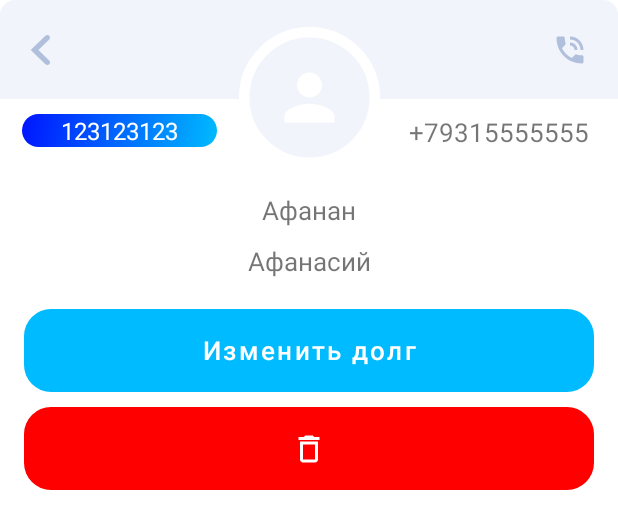
After one commit to VioladiN/Debtor, an Android app: the layout bottom_sheet_info_person_fragment.xml on its own in the app's theme, with its tools: preview values and no code run, on a phone screen of 412 x 824 dp. The commit adds this screen. Shown: the top 529 px of the screen. Run offline under Robolectric (Android 15) with nearby library versions, the phone set to English and light mode, and no system bars.

Commit message:
create changing debt of person

```diff
--- a/app/src/main/java/com/violadin/debtorpit/database/dao/PersonDao.kt
+++ b/app/src/main/java/com/violadin/debtorpit/database/dao/PersonDao.kt
@@ -26,6 +26,6 @@ interface PersonDao {
     @Query("SELECT * FROM persons WHERE id = :id")
     fun findById(id: Int): Person
 
-    @Query("UPDATE persons SET debt = :debt WHERE first_name LIKE :first AND last_name LIKE :last")
-    fun updatePerson(first: String, last: String, debt: Double)
+    @Query("UPDATE persons SET debt = :debt WHERE id = :id")
+    fun updatePerson(id: Int, debt: Double)
 }
--- a/app/src/main/java/com/violadin/debtorpit/domain/model/Person.kt
+++ b/app/src/main/java/com/violadin/debtorpit/domain/model/Person.kt
@@ -3,6 +3,7 @@ package com.violadin.debtorpit.domain.model
 import androidx.room.ColumnInfo
 import androidx.room.Entity
 import androidx.room.PrimaryKey
+import java.io.Serializable
 
 @Entity(tableName = "persons")
 data class Person(
@@ -10,4 +11,4 @@ data class Person(
     @ColumnInfo(name = "first_name") val firstName: String?,
     @ColumnInfo(name = "last_name") val lastName: String?,
     @ColumnInfo(name = "debt") val debt: Double?
-)
+): Serializable
--- /dev/null
+++ b/app/src/main/res/drawable/background_circle.xml
@@ -0,0 +1,11 @@
+<vector xmlns:android="http://schemas.android.com/apk/res/android"
+    android:width="81dp"
+    android:height="81dp"
+    android:viewportWidth="81"
+    android:viewportHeight="81">
+    <path
+        android:pathData="M40.5,3L40.5,3A37.5,37.5 0,0 1,78 40.5L78,40.5A37.5,37.5 0,0 1,40.5 78L40.5,78A37.5,37.5 0,0 1,3 40.5L3,40.5A37.5,37.5 0,0 1,40.5 3z"
+        android:strokeWidth="6"
+        android:fillColor="#F1F4FA"
+        android:strokeColor="#ffffff"/>
+</vector>
--- /dev/null
+++ b/app/src/main/res/drawable/ic_phone.xml
@@ -0,0 +1,10 @@
+<vector xmlns:android="http://schemas.android.com/apk/res/android"
+    android:width="24dp"
+    android:height="24dp"
+    android:viewportWidth="24"
+    android:viewportHeight="24"
+    android:tint="#B0BFDC">
+  <path
+      android:fillColor="#B0BFDC"
+      android:pathData="M20,15.5c-1.25,0 -2.45,-0.2 -3.57,-0.57 -0.35,-0.11 -0.74,-0.03 -1.02,0.24l-2.2,2.2c-2.83,-1.44 -5.15,-3.75 -6.59,-6.59l2.2,-2.21c0.28,-0.26 0.36,-0.65 0.25,-1C8.7,6.45 8.5,5.25 8.5,4c0,-0.55 -0.45,-1 -1,-1L4,3c-0.55,0 -1,0.45 -1,1 0,9.39 7.61,17 17,17 0.55,0 1,-0.45 1,-1v-3.5c0,-0.55 -0.45,-1 -1,-1zM19,12h2c0,-4.97 -4.03,-9 -9,-9v2c3.87,0 7,3.13 7,7zM15,12h2c0,-2.76 -2.24,-5 -5,-5v2c1.66,0 3,1.34 3,3z"/>
+</vector>
--- /dev/null
+++ b/app/src/main/res/drawable/ic_trash.xml
@@ -0,0 +1,10 @@
+<vector xmlns:android="http://schemas.android.com/apk/res/android"
+    android:width="24dp"
+    android:height="24dp"
+    android:viewportWidth="24"
+    android:viewportHeight="24"
+    android:tint="@color/white">
+  <path
+      android:fillColor="@color/white"
+      android:pathData="M6,19c0,1.1 0.9,2 2,2h8c1.1,0 2,-0.9 2,-2L18,7L6,7v12zM8,9h8v10L8,19L8,9zM15.5,4l-1,-1h-5l-1,1L5,4v2h14L19,4z"/>
+</vector>
--- a/app/src/main/res/layout/bottom_sheet_create_debtor_fragment.xml
+++ b/app/src/main/res/layout/bottom_sheet_create_debtor_fragment.xml
@@ -9,7 +9,7 @@
 
     <include
         android:id="@+id/header"
-        layout="@layout/bottom_sheet_header"
+        layout="@layout/bottom_sheet_header_add_person"
         app:layout_constraintTop_toTopOf="parent"/>
 
     <EditText
--- a/app/src/main/res/layout/bottom_sheet_header.xml
+++ b/app/src/main/res/layout/bottom_sheet_header_add_person.xml
@@ -1,5 +1,6 @@
 <?xml version="1.0" encoding="utf-8"?>
-<androidx.constraintlayout.widget.ConstraintLayout xmlns:android="http://schemas.android.com/apk/res/android"
+<androidx.constraintlayout.widget.ConstraintLayout
+    xmlns:android="http://schemas.android.com/apk/res/android"
     android:layout_width="match_parent"
     android:layout_height="66dp"
     xmlns:app="http://schemas.android.com/apk/res-auto">
--- /dev/null
+++ b/app/src/main/res/layout/bottom_sheet_header_info_person.xml
@@ -0,0 +1,32 @@
+<?xml version="1.0" encoding="utf-8"?>
+<androidx.constraintlayout.widget.ConstraintLayout
+    xmlns:android="http://schemas.android.com/apk/res/android"
+    xmlns:app="http://schemas.android.com/apk/res-auto"
+    android:layout_width="match_parent"
+    android:layout_height="66dp"
+    android:background="@drawable/background_bottom_sheet_fragment"
+    android:backgroundTint="@color/gray_base">
+
+    <ImageButton
+        android:id="@+id/button_cancel"
+        android:layout_width="wrap_content"
+        android:layout_height="wrap_content"
+        android:padding="20dp"
+        android:background="@android:color/transparent"
+        app:srcCompat="@drawable/ic_arrow_left"
+        app:layout_constraintStart_toStartOf="parent"
+        app:layout_constraintTop_toTopOf="parent"
+        app:layout_constraintBottom_toBottomOf="parent" />
+
+    <ImageView
+        android:id="@+id/call_person"
+        android:layout_width="wrap_content"
+        android:layout_height="wrap_content"
+        android:padding="20dp"
+        android:background="@android:color/transparent"
+        app:srcCompat="@drawable/ic_phone"
+        app:layout_constraintEnd_toEndOf="parent"
+        app:layout_constraintTop_toTopOf="parent"
+        app:layout_constraintBottom_toBottomOf="parent" />
+
+</androidx.constraintlayout.widget.ConstraintLayout>
--- /dev/null
+++ b/app/src/main/res/layout/bottom_sheet_info_person_fragment.xml
@@ -0,0 +1,98 @@
+<?xml version="1.0" encoding="utf-8"?>
+<androidx.constraintlayout.widget.ConstraintLayout
+    xmlns:android="http://schemas.android.com/apk/res/android"
+    android:layout_width="match_parent"
+    android:layout_height="wrap_content"
+    xmlns:app="http://schemas.android.com/apk/res-auto"
+    android:minHeight="400dp">
+
+    <include
+        android:id="@+id/header"
+        layout="@layout/bottom_sheet_header_info_person"
+        app:layout_constraintTop_toTopOf="parent"/>
+
+    <TextView
+        android:id="@+id/debt_count"
+        android:layout_height="wrap_content"
+        android:layout_width="wrap_content"
+        android:background="@drawable/background_30dp_rectangle"
+        android:gravity="center"
+        android:textColor="@color/white"
+        android:text="123123123"
+        android:textSize="16sp"
+        android:paddingHorizontal="26dp"
+        android:layout_marginTop="10dp"
+        app:layout_constraintStart_toStartOf="parent"
+        app:layout_constraintEnd_toStartOf="@id/image_of_person"
+        app:layout_constraintTop_toBottomOf="@id/header"/>
+
+    <TextView
+        android:id="@+id/phone_text"
+        android:text="+79315555555"
+        android:textSize="17sp"
+        android:layout_marginTop="10dp"
+        android:layout_width="wrap_content"
+        android:layout_height="wrap_content"
+        app:layout_constraintEnd_toEndOf="parent"
+        app:layout_constraintStart_toEndOf="@id/image_of_person"
+        app:layout_constraintTop_toBottomOf="@id/header"/>
+
+    <TextView
+        android:id="@+id/first_name_text"
+        android:text="Афанан"
+        android:textSize="17sp"
+        android:layout_marginTop="16dp"
+        android:layout_width="wrap_content"
+        android:layout_height="wrap_content"
+        app:layout_constraintStart_toStartOf="parent"
+        app:layout_constraintEnd_toEndOf="parent"
+        app:layout_constraintTop_toBottomOf="@id/image_of_person"/>
+
+    <TextView
+        android:id="@+id/last_name_text"
+        android:text="Афанасий"
+        android:textSize="17sp"
+        android:layout_width="wrap_content"
+        android:layout_height="wrap_content"
+        android:layout_marginTop="10dp"
+        app:layout_constraintTop_toBottomOf="@id/first_name_text"
+        app:layout_constraintStart_toStartOf="parent"
+        app:layout_constraintEnd_toEndOf="parent"/>
+
+    <Button
+        android:id="@+id/edit_debt_button"
+        style="@style/ButtonMainStyle.BlueButton"
+        android:text="@string/edit_debt"
+        android:layout_marginTop="20dp"
+        android:textAllCaps="false"
+        android:textSize="17sp"
+        android:stateListAnimator="@null"
+        app:layout_constraintStart_toStartOf="parent"
+        app:layout_constraintEnd_toEndOf="parent"
+        app:layout_constraintTop_toBottomOf="@id/last_name_text" />
+
+    <ImageButton
+        android:id="@+id/delete_person_button"
+        style="@style/ButtonMainStyle.RedButton"
+        android:layout_marginTop="10dp"
+        android:textAllCaps="false"
+        android:textSize="17sp"
+        android:stateListAnimator="@null"
+        android:src="@drawable/ic_trash"
+        app:layout_constraintStart_toStartOf="parent"
+        app:layout_constraintEnd_toEndOf="parent"
+        app:layout_constraintTop_toBottomOf="@id/edit_debt_button" />
+
+    <ImageView
+        android:id="@+id/image_of_person"
+        android:layout_width="wrap_content"
+        android:layout_height="wrap_content"
+        android:padding="22dp"
+        android:background="@drawable/background_circle"
+        app:srcCompat="@drawable/ic_person"
+        android:layout_marginTop="18dp"
+        app:layout_constraintStart_toStartOf="parent"
+        app:layout_constraintEnd_toEndOf="parent"
+        app:layout_constraintTop_toTopOf="parent"/>
+
+</androidx.constraintlayout.widget.ConstraintLayout>
--- a/app/src/main/res/layout/debt_for_me_fragment.xml
+++ b/app/src/main/res/layout/debt_for_me_fragment.xml
@@ -17,7 +17,7 @@
 
     <androidx.recyclerview.widget.RecyclerView
         android:id="@+id/list_item"
-        android:paddingBottom="30dp"
+        android:paddingBottom="100dp"
         android:clipToPadding="false"
         android:layout_width="match_parent"
         android:layout_height="wrap_content"
--- a/app/src/main/res/values/colors.xml
+++ b/app/src/main/res/values/colors.xml
@@ -22,4 +22,6 @@
     <color name="input_base">#F1F4FA</color>
     <color name="base_UI">#00bbff</color>
     <color name="base_UI_mute">#6600bbff</color>
+    <color name="gray_base">#F1F4FA</color>
+    <color name="red_base">#f00</color>
 </resources>
--- a/app/src/main/res/values/styles.xml
+++ b/app/src/main/res/values/styles.xml
@@ -25,4 +25,8 @@
         <item name="android:textColor">@color/white</item>
     </style>
 
+    <style name="ButtonMainStyle.RedButton">
+        <item name="backgroundTint">#f00</item>
+        <item name="android:textColor">@color/white</item>
+    </style>
 </resources>
```
Also changed, not shown: app/src/main/java/com/violadin/debtorpit/presentation/viewmodel/PersonViewModel.kt (+8 -0 lines), app/src/main/java/com/violadin/debtorpit/ui/adapter/DebtForMeAdapter.kt (+19 -1 lines), app/src/main/java/com/violadin/debtorpit/ui/fragment/BottomSheetCreateDebtorFragment.kt (+1 -6 lines), app/src/main/java/com/violadin/debtorpit/ui/fragment/BottomSheetInfoPersonFragment.kt (added, +140 -0 lines), app/src/main/java/com/violadin/debtorpit/ui/fragment/DebtForMeFragment.kt (+1 -10 lines), app/src/main/res/values/strings.xml (+12 -0 lines).
